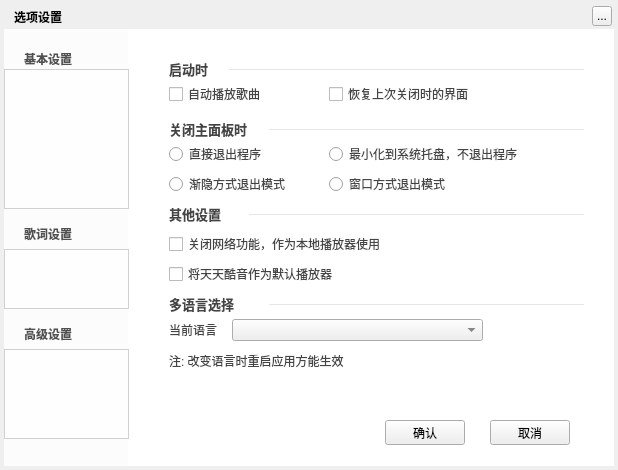
This is TTKModule/TTKWidget/musicUiKits/musicWidgetKits/musicsettingwidget.ui in Greedysky/TTKMusicPlayer as Qt 5 draws it before an edit. The edited form follows.
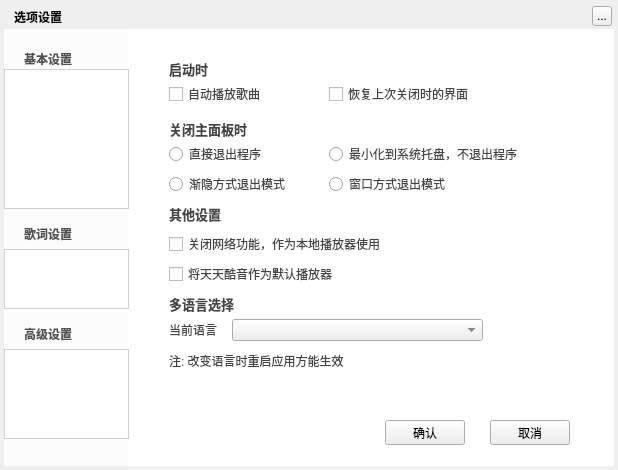
This is the edited form. Custom widgets are drawn as their Qt base class.

Commit message: Refactor setting widget combobox style[258964]

Diff of the .ui file:
```diff
--- a/TTKModule/TTKWidget/musicUiKits/musicWidgetKits/musicsettingwidget.ui
+++ b/TTKModule/TTKWidget/musicUiKits/musicWidgetKits/musicsettingwidget.ui
@@ -76,7 +76,7 @@
       <rect>
        <x>25</x>
        <y>20</y>
-       <width>60</width>
+       <width>415</width>
        <height>20</height>
       </rect>
      </property>
@@ -146,7 +146,7 @@
       <rect>
        <x>25</x>
        <y>255</y>
-       <width>100</width>
+       <width>415</width>
        <height>20</height>
       </rect>
      </property>
@@ -232,7 +232,7 @@
       <rect>
        <x>25</x>
        <y>165</y>
-       <width>60</width>
+       <width>415</width>
        <height>20</height>
       </rect>
      </property>
@@ -250,7 +250,7 @@
       <rect>
        <x>25</x>
        <y>80</y>
-       <width>100</width>
+       <width>415</width>
        <height>20</height>
       </rect>
      </property>
@@ -289,82 +289,6 @@
       <string>窗口方式退出模式</string>
      </property>
     </widget>
-    <widget class="QFrame" name="frame">
-     <property name="geometry">
-      <rect>
-       <x>85</x>
-       <y>20</y>
-       <width>355</width>
-       <height>20</height>
-      </rect>
-     </property>
-     <property name="styleSheet">
-      <string notr="true">color:rgba(0,0,0,25)</string>
-     </property>
-     <property name="frameShape">
-      <enum>QFrame::HLine</enum>
-     </property>
-     <property name="frameShadow">
-      <enum>QFrame::Plain</enum>
-     </property>
-    </widget>
-    <widget class="QFrame" name="frame_2">
-     <property name="geometry">
-      <rect>
-       <x>105</x>
-       <y>165</y>
-       <width>335</width>
-       <height>20</height>
-      </rect>
-     </property>
-     <property name="styleSheet">
-      <string notr="true">color:rgba(0,0,0,25)</string>
-     </property>
-     <property name="frameShape">
-      <enum>QFrame::HLine</enum>
-     </property>
-     <property name="frameShadow">
-      <enum>QFrame::Plain</enum>
-     </property>
-    </widget>
-    <widget class="QFrame" name="frame_3">
-     <property name="geometry">
-      <rect>
-       <x>125</x>
-       <y>255</y>
-       <width>315</width>
-       <height>20</height>
-      </rect>
-     </property>
-     <property name="styleSheet">
-      <string notr="true">color:rgba(0,0,0,25)</string>
-     </property>
-     <property name="frameShape">
-      <enum>QFrame::HLine</enum>
-     </property>
-     <property name="frameShadow">
-      <enum>QFrame::Plain</enum>
-     </property>
-    </widget>
-    <widget class="QFrame" name="frame_4">
-     <property name="geometry">
-      <rect>
-       <x>125</x>
-       <y>80</y>
-       <width>315</width>
-       <height>20</height>
-      </rect>
-     </property>
-     <property name="styleSheet">
-      <string notr="true">color:rgba(0,0,0,25)</string>
-     </property>
-     <property name="frameShape">
-      <enum>QFrame::HLine</enum>
-     </property>
-     <property name="frameShadow">
-      <enum>QFrame::Plain</enum>
-     </property>
-    </widget>
    </widget>
    <widget class="QWidget" name="second">
     <widget class="QLabel" name="baseSetShotKeyWidget">
@@ -3297,6 +3221,11 @@
    <header>musicsmoothmovingwidget.h</header>
    <container>1</container>
   </customwidget>
+  <customwidget>
+   <class>MusicThemeLineLabel</class>
+   <extends>QLabel</extends>
+   <header>musicpreviewlabel.h</header>
+  </customwidget>
  </customwidgets>
  <resources/>
  <connections/>
```
Left out of the diff: 422 changed lines with no effect on the pictures. The commit also changes 21 other files.
